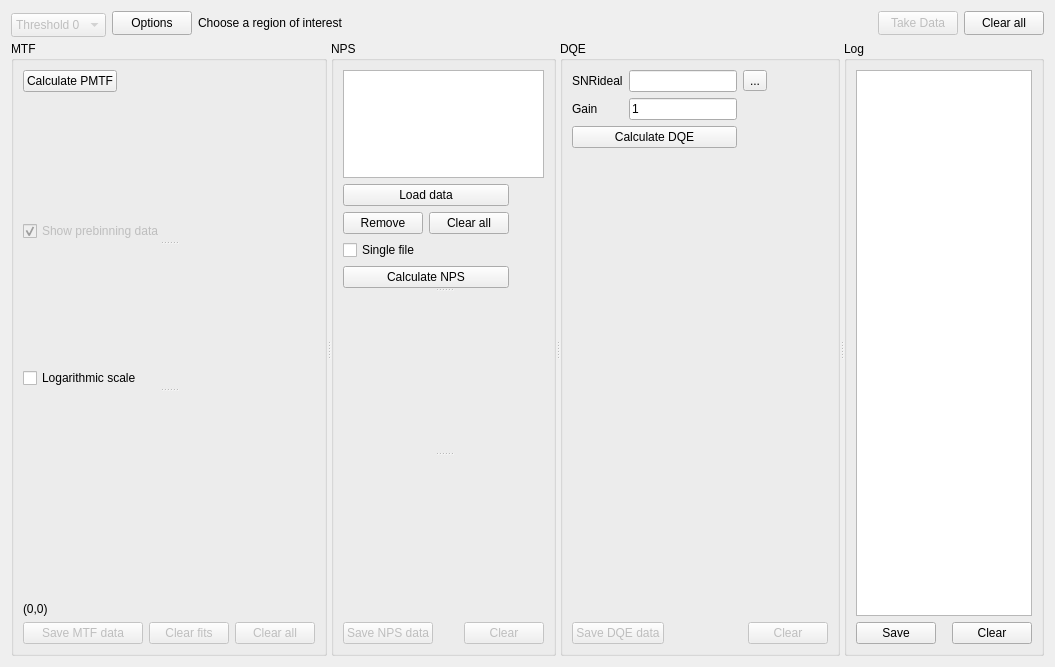
This is SpidrMpx3Eq/qcstmdqe.ui in navrit/dexter as Qt 5 draws it before an edit. The edited form follows.
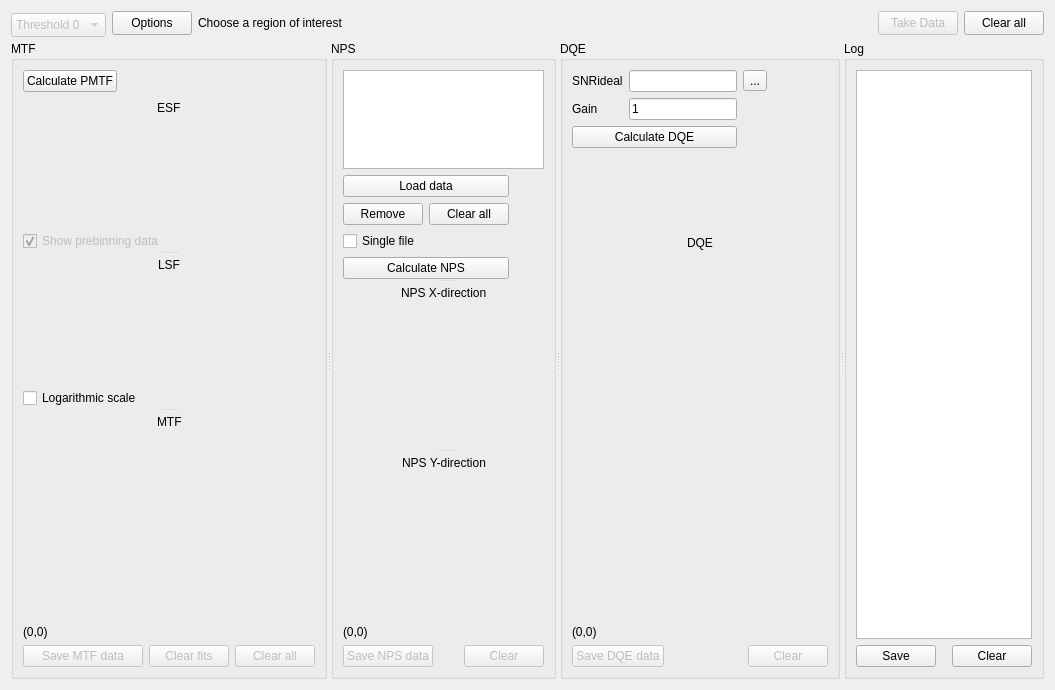
This is the edited form. Custom widgets are drawn as their Qt base class.

```diff
--- a/SpidrMpx3Eq/qcstmdqe.ui
+++ b/SpidrMpx3Eq/qcstmdqe.ui
@@ -7,7 +7,7 @@
     <x>0</x>
     <y>0</y>
     <width>1055</width>
-    <height>667</height>
+    <height>690</height>
    </rect>
   </property>
   <property name="windowTitle">
@@ -172,7 +172,7 @@
       <property name="title">
        <string>MTF</string>
       </property>
-      <layout class="QVBoxLayout" name="verticalLayout_12">
+      <layout class="QVBoxLayout" name="verticalLayout_8">
        <item>
         <layout class="QHBoxLayout" name="horizontalLayout_10">
          <property name="bottomMargin">
@@ -208,17 +208,57 @@
        </item>
        <item>
         <widget class="QSplitter" name="splitter">
-         <property name="sizePolicy">
-          <sizepolicy hsizetype="Preferred" vsizetype="Expanding">
-           <horstretch>0</horstretch>
-           <verstretch>0</verstretch>
-          </sizepolicy>
-         </property>
          <property name="orientation">
           <enum>Qt::Vertical</enum>
          </property>
          <widget class="QWidget" name="layoutWidget">
           <layout class="QVBoxLayout" name="verticalLayout_9">
+           <item>
+            <layout class="QHBoxLayout" name="horizontalLayout_8">
+             <property name="sizeConstraint">
+              <enum>QLayout::SetFixedSize</enum>
+             </property>
+             <item>
+              <spacer name="horizontalSpacer_16">
+               <property name="orientation">
+                <enum>Qt::Horizontal</enum>
+               </property>
+               <property name="sizeHint" stdset="0">
+                <size>
+                 <width>40</width>
+                 <height>20</height>
+                </size>
+               </property>
+              </spacer>
+             </item>
+             <item>
+              <widget class="QLabel" name="label_6">
+               <property name="sizePolicy">
+                <sizepolicy hsizetype="Preferred" vsizetype="Fixed">
+                 <horstretch>0</horstretch>
+                 <verstretch>0</verstretch>
+                </sizepolicy>
+               </property>
+               <property name="text">
+                <string>ESF</string>
+               </property>
+              </widget>
+             </item>
+             <item>
+              <spacer name="horizontalSpacer_17">
+               <property name="orientation">
+                <enum>Qt::Horizontal</enum>
+               </property>
+               <property name="sizeHint" stdset="0">
+                <size>
+                 <width>40</width>
+                 <height>20</height>
+                </size>
+               </property>
+              </spacer>
+             </item>
+            </layout>
+           </item>
            <item>
             <widget class="QCustomPlot" name="ESFplot" native="true">
              <property name="minimumSize">
@@ -247,6 +287,52 @@
          </widget>
          <widget class="QWidget" name="layoutWidget">
           <layout class="QVBoxLayout" name="verticalLayout">
+           <item>
+            <layout class="QHBoxLayout" name="horizontalLayout_11">
+             <property name="sizeConstraint">
+              <enum>QLayout::SetFixedSize</enum>
+             </property>
+             <item>
+              <spacer name="horizontalSpacer_18">
+               <property name="orientation">
+                <enum>Qt::Horizontal</enum>
+               </property>
+               <property name="sizeHint" stdset="0">
+                <size>
+                 <width>40</width>
+                 <height>20</height>
+                </size>
+               </property>
+              </spacer>
+             </item>
+             <item>
+              <widget class="QLabel" name="label_7">
+               <property name="sizePolicy">
+                <sizepolicy hsizetype="Preferred" vsizetype="Fixed">
+                 <horstretch>0</horstretch>
+                 <verstretch>0</verstretch>
+                </sizepolicy>
+               </property>
+               <property name="text">
+                <string>LSF</string>
+               </property>
+              </widget>
+             </item>
+             <item>
+              <spacer name="horizontalSpacer_19">
+               <property name="orientation">
+                <enum>Qt::Horizontal</enum>
+               </property>
+               <property name="sizeHint" stdset="0">
+                <size>
+                 <width>40</width>
+                 <height>20</height>
+                </size>
+               </property>
+              </spacer>
+             </item>
+            </layout>
+           </item>
            <item>
             <widget class="QCustomPlot" name="LSFplot" native="true">
              <property name="minimumSize">
@@ -266,18 +352,82 @@
            </item>
           </layout>
          </widget>
-         <widget class="QCustomPlot" name="MTFplot" native="true">
-          <property name="minimumSize">
-           <size>
-            <width>0</width>
-            <height>180</height>
-           </size>
-          </property>
+         <widget class="QWidget" name="layoutWidget">
+          <layout class="QVBoxLayout" name="verticalLayout_6">
+           <item>
+            <layout class="QHBoxLayout" name="horizontalLayout_5">
+             <property name="sizeConstraint">
+              <enum>QLayout::SetFixedSize</enum>
+             </property>
+             <item>
+              <spacer name="horizontalSpacer_11">
+               <property name="orientation">
+                <enum>Qt::Horizontal</enum>
+               </property>
+               <property name="sizeHint" stdset="0">
+                <size>
+                 <width>40</width>
+                 <height>20</height>
+                </size>
+               </property>
+              </spacer>
+             </item>
+             <item>
+              <widget class="QLabel" name="label_3">
+               <property name="sizePolicy">
+                <sizepolicy hsizetype="Preferred" vsizetype="Fixed">
+                 <horstretch>0</horstretch>
+                 <verstretch>0</verstretch>
+                </sizepolicy>
+               </property>
+               <property name="minimumSize">
+                <size>
+                 <width>0</width>
+                 <height>20</height>
+                </size>
+               </property>
+               <property name="maximumSize">
+                <size>
+                 <width>16777215</width>
+                 <height>20</height>
+                </size>
+               </property>
+               <property name="text">
+                <string>MTF</string>
+               </property>
+              </widget>
+             </item>
+             <item>
+              <spacer name="horizontalSpacer_10">
+               <property name="orientation">
+                <enum>Qt::Horizontal</enum>
+               </property>
+               <property name="sizeHint" stdset="0">
+                <size>
+                 <width>40</width>
+                 <height>20</height>
+                </size>
+               </property>
+              </spacer>
+             </item>
+            </layout>
+           </item>
+           <item>
+            <widget class="QCustomPlot" name="MTFplot" native="true">
+             <property name="minimumSize">
+              <size>
+               <width>0</width>
+               <height>180</height>
+              </size>
+             </property>
+            </widget>
+           </item>
+          </layout>
          </widget>
         </widget>
        </item>
        <item>
-        <widget class="QLabel" name="pointLabel">
+        <widget class="QLabel" name="pointMtfLabel">
          <property name="text">
           <string>(0,0)</string>
          </property>
@@ -366,9 +516,12 @@
       <property name="title">
        <string>NPS</string>
       </property>
-      <layout class="QVBoxLayout" name="verticalLayout_7">
+      <layout class="QVBoxLayout" name="verticalLayout_12">
        <item>
-        <widget class="QSplitter" name="splitter_4">
+        <widget class="QSplitter" name="splitter_3">
+         <property name="lineWidth">
+          <number>1</number>
+         </property>
          <property name="orientation">
           <enum>Qt::Vertical</enum>
          </property>
@@ -391,7 +544,7 @@
              <property name="minimumSize">
               <size>
                <width>100</width>
-               <height>100</height>
+               <height>80</height>
               </size>
              </property>
              <property name="maximumSize">
@@ -404,6 +557,9 @@
            </item>
            <item>
             <layout class="QGridLayout" name="gridLayout">
+             <property name="sizeConstraint">
+              <enum>QLayout::SetMinimumSize</enum>
+             </property>
              <property name="bottomMargin">
               <number>0</number>
              </property>
@@ -475,39 +631,145 @@
            </item>
           </layout>
          </widget>
-         <widget class="QSplitter" name="splitter_3">
-          <property name="orientation">
-           <enum>Qt::Vertical</enum>
-          </property>
-          <widget class="QCustomPlot" name="xNPSplot" native="true">
-           <property name="sizePolicy">
-            <sizepolicy hsizetype="Preferred" vsizetype="Expanding">
-             <horstretch>0</horstretch>
-             <verstretch>0</verstretch>
-            </sizepolicy>
-           </property>
-           <property name="minimumSize">
-            <size>
-             <width>0</width>
-             <height>160</height>
-            </size>
-           </property>
-          </widget>
-          <widget class="QCustomPlot" name="yNPSplot" native="true">
-           <property name="sizePolicy">
-            <sizepolicy hsizetype="Preferred" vsizetype="Expanding">
-             <horstretch>0</horstretch>
-             <verstretch>0</verstretch>
-            </sizepolicy>
-           </property>
-           <property name="minimumSize">
-            <size>
-             <width>140</width>
-             <height>160</height>
-            </size>
-           </property>
-          </widget>
+         <widget class="QWidget" name="layoutWidget">
+          <layout class="QVBoxLayout" name="verticalLayout_7">
+           <item>
+            <layout class="QHBoxLayout" name="horizontalLayout_6">
+             <property name="sizeConstraint">
+              <enum>QLayout::SetFixedSize</enum>
+             </property>
+             <item>
+              <spacer name="horizontalSpacer_12">
+               <property name="orientation">
+                <enum>Qt::Horizontal</enum>
+               </property>
+               <property name="sizeHint" stdset="0">
+                <size>
+                 <width>40</width>
+                 <height>20</height>
+                </size>
+               </property>
+              </spacer>
+             </item>
+             <item>
+              <widget class="QLabel" name="label_4">
+               <property name="sizePolicy">
+                <sizepolicy hsizetype="Preferred" vsizetype="Fixed">
+                 <horstretch>0</horstretch>
+                 <verstretch>0</verstretch>
+                </sizepolicy>
+               </property>
+               <property name="text">
+                <string>NPS X-direction</string>
+               </property>
+              </widget>
+             </item>
+             <item>
+              <spacer name="horizontalSpacer_13">
+               <property name="orientation">
+                <enum>Qt::Horizontal</enum>
+               </property>
+               <property name="sizeHint" stdset="0">
+                <size>
+                 <width>40</width>
+                 <height>20</height>
+                </size>
+               </property>
+              </spacer>
+             </item>
+            </layout>
+           </item>
+           <item>
+            <widget class="QCustomPlot" name="xNPSplot" native="true">
+             <property name="sizePolicy">
+              <sizepolicy hsizetype="Preferred" vsizetype="Expanding">
+               <horstretch>0</horstretch>
+               <verstretch>0</verstretch>
+              </sizepolicy>
+             </property>
+             <property name="minimumSize">
+              <size>
+               <width>0</width>
+               <height>140</height>
+              </size>
+             </property>
+            </widget>
+           </item>
+          </layout>
          </widget>
+         <widget class="QWidget" name="layoutWidget">
+          <layout class="QVBoxLayout" name="verticalLayout_11">
+           <item>
+            <layout class="QHBoxLayout" name="horizontalLayout_7">
+             <property name="sizeConstraint">
+              <enum>QLayout::SetFixedSize</enum>
+             </property>
+             <item>
+              <spacer name="horizontalSpacer_14">
+               <property name="orientation">
+                <enum>Qt::Horizontal</enum>
+               </property>
+               <property name="sizeHint" stdset="0">
+                <size>
+                 <width>40</width>
+                 <height>20</height>
+                </size>
+               </property>
+              </spacer>
+             </item>
+             <item>
+              <widget class="QLabel" name="label_5">
+               <property name="sizePolicy">
+                <sizepolicy hsizetype="Preferred" vsizetype="Fixed">
+                 <horstretch>0</horstretch>
+                 <verstretch>0</verstretch>
+                </sizepolicy>
+               </property>
+               <property name="text">
+                <string>NPS Y-direction</string>
+               </property>
+              </widget>
+             </item>
+             <item>
+              <spacer name="horizontalSpacer_15">
+               <property name="orientation">
+                <enum>Qt::Horizontal</enum>
+               </property>
+               <property name="sizeHint" stdset="0">
+                <size>
+                 <width>40</width>
+                 <height>20</height>
+                </size>
+               </property>
+              </spacer>
+             </item>
+            </layout>
+           </item>
+           <item>
+            <widget class="QCustomPlot" name="yNPSplot" native="true">
+             <property name="sizePolicy">
+              <sizepolicy hsizetype="Preferred" vsizetype="Expanding">
+               <horstretch>0</horstretch>
+               <verstretch>0</verstretch>
+              </sizepolicy>
+             </property>
+             <property name="minimumSize">
+              <size>
+               <width>140</width>
+               <height>140</height>
+              </size>
+             </property>
+            </widget>
+           </item>
+          </layout>
+         </widget>
+        </widget>
+       </item>
+       <item>
+        <widget class="QLabel" name="pointNpsLabel">
+         <property name="text">
+          <string>(0,0)</string>
+         </property>
         </widget>
        </item>
        <item>
@@ -568,7 +830,7 @@
       <property name="title">
        <string>DQE</string>
       </property>
-      <layout class="QVBoxLayout" name="verticalLayout_3">
+      <layout class="QVBoxLayout" name="verticalLayout_13">
        <item>
         <layout class="QGridLayout" name="gridLayout_2">
          <property name="sizeConstraint">
@@ -673,12 +935,69 @@
         </spacer>
        </item>
        <item>
-        <widget class="QCustomPlot" name="DQEplot" native="true">
-         <property name="minimumSize">
-          <size>
-           <width>220</width>
-           <height>260</height>
-          </size>
+        <layout class="QVBoxLayout" name="verticalLayout_3">
+         <item>
+          <layout class="QHBoxLayout" name="horizontalLayout_12">
+           <property name="sizeConstraint">
+            <enum>QLayout::SetFixedSize</enum>
+           </property>
+           <item>
+            <spacer name="horizontalSpacer_20">
+             <property name="orientation">
+              <enum>Qt::Horizontal</enum>
+             </property>
+             <property name="sizeHint" stdset="0">
+              <size>
+               <width>40</width>
+               <height>20</height>
+              </size>
+             </property>
+            </spacer>
+           </item>
+           <item>
+            <widget class="QLabel" name="label_8">
+             <property name="sizePolicy">
+              <sizepolicy hsizetype="Preferred" vsizetype="Fixed">
+               <horstretch>0</horstretch>
+               <verstretch>0</verstretch>
+              </sizepolicy>
+             </property>
+             <property name="text">
+              <string>DQE</string>
+             </property>
+            </widget>
+           </item>
+           <item>
+            <spacer name="horizontalSpacer_21">
+             <property name="orientation">
+              <enum>Qt::Horizontal</enum>
+             </property>
+             <property name="sizeHint" stdset="0">
+              <size>
+               <width>40</width>
+               <height>20</height>
+              </size>
+             </property>
+            </spacer>
+           </item>
+          </layout>
+         </item>
+         <item>
+          <widget class="QCustomPlot" name="DQEplot" native="true">
+           <property name="minimumSize">
+            <size>
+             <width>220</width>
+             <height>360</height>
+            </size>
+           </property>
+          </widget>
+         </item>
+        </layout>
+       </item>
+       <item>
+        <widget class="QLabel" name="pointDqeLabel">
+         <property name="text">
+          <string>(0,0)</string>
          </property>
         </widget>
        </item>
```
